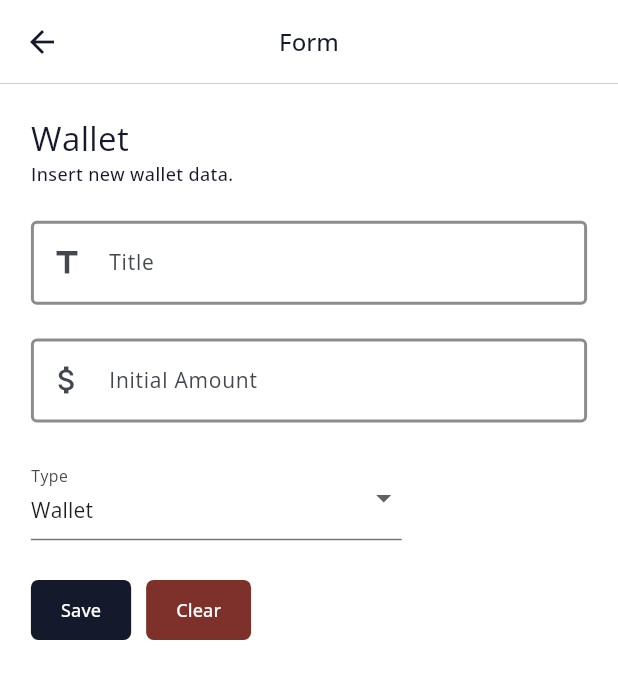
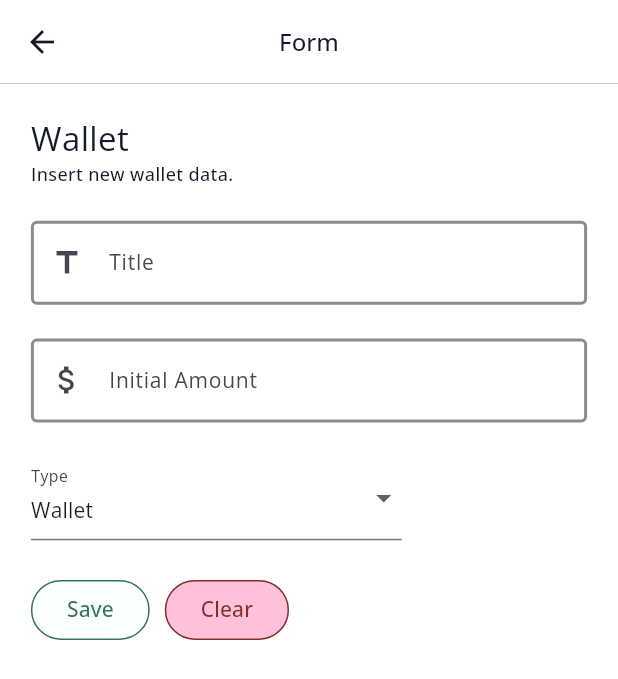
Before and after one commit to andrr64/KeuanganKu-Pro, a Flutter app: the screen it shows after launch, after a tap on "Add Wallet", on a phone screen of 412 x 824 dp. Shown: the top 679 px of the screen. Run offline on Flutter 3.47's test engine with Material 3 defaults, Android fonts, the phone set to English and light mode, and no system bars; our stand-ins replace fl_chart, fluentui_system_icons, flutter_riverpod, hooks_riverpod, quickalert, sqflite; accounts and stored records are empty.

Commit message:
add new button: KOutlinedButton

```diff
--- a/lib/frontend/app/forms/wallet_form.dart
+++ b/lib/frontend/app/forms/wallet_form.dart
@@ -2,6 +2,7 @@ import 'package:flutter/material.dart';
 import 'package:keuanganku/backend/database/model/income.dart';
 import 'package:keuanganku/backend/database/model/wallet.dart';
 import 'package:keuanganku/frontend/components/buttons/k_button.dart';
+import 'package:keuanganku/frontend/components/buttons/kbutton_outlined.dart';
 import 'package:keuanganku/frontend/components/form/k_dropdown.dart';
 import 'package:keuanganku/frontend/components/form/k_numfield.dart';
 import 'package:keuanganku/frontend/components/form/k_textfield.dart';
@@ -49,18 +50,18 @@ class _WalletFormState extends State<WalletForm> {
         type: _walletType.type,
         total_income: initAmount,
       );
-      newWallet.insert().then((_){
+      newWallet.insert().then((_) {
         final newIncome = DBModelIncome(
-          wallet_id: newWallet.id,
-          title: 'Wallet Init',
-          amount: initAmount,
-          category_id: 1,
-          description: 'Wallet Initialization',
-          datetime: DateTime.now().toIso8601String()
-        );
-        newIncome.insert().then((_)async {
+            wallet_id: newWallet.id,
+            title: 'Wallet Init',
+            amount: initAmount,
+            category_id: 1,
+            description: 'Wallet Initialization',
+            datetime: DateTime.now().toIso8601String());
+        newIncome.insert().then((_) async {
           widget.callbackWhenDataSaved(newWallet);
-          QuickAlert.show(context: context, type: QuickAlertType.success).then((_) => closePage(context));
+          QuickAlert.show(context: context, type: QuickAlertType.success)
+              .then((_) => closePage(context));
         });
       });
     }
@@ -71,7 +72,7 @@ class _WalletFormState extends State<WalletForm> {
     _initialAmountController.clear();
   }
 
-  List<Widget> _buildFormFields(BuildContext context) {
+  List<Widget> fields(BuildContext context) {
     return [
       dummyHeight(22.5),
       kTextField(
@@ -117,7 +118,7 @@ class _WalletFormState extends State<WalletForm> {
     ];
   }
 
-  Widget _buildForm(BuildContext context) {
+  Widget form(BuildContext context) {
     return Form(
       key: _formKey,
       child: Column(
@@ -126,21 +127,18 @@ class _WalletFormState extends State<WalletForm> {
           kText(context, 'Wallet', KTStyle.title, KTSType.large),
           kText(context, 'Insert new wallet data.', KTStyle.label,
               KTSType.medium),
-          ..._buildFormFields(context),
+          ...fields(context),
           Row(
             children: [
-              k_button(
-                context,
-                text: 'Save',
-                () => handleSave(context),
-              ),
+              KOutlinedButton(
+                  onPressed: () => handleSave(context),
+                  color: const Color(0xff377550),
+                  text: 'Save'),
               dummyWidth(10),
-              k_button(
-                context,
-                mainColor: BaseColor.old_red.color,
-                text: 'Clear',
-                handleClear,
-              ),
+              KOutlinedButton(
+                  onPressed: () => handleSave(context),
+                  color: BaseColor.old_red.color,
+                  text: 'Clear'),
             ],
           ),
         ],
@@ -157,8 +155,10 @@ class _WalletFormState extends State<WalletForm> {
       ),
       body: SingleChildScrollView(
         padding: EdgeInsets.symmetric(
-            vertical: vh(context, 2.5), horizontal: vw(context, 5)),
-        child: _buildForm(context),
+          vertical: vh(context, 2.5),
+          horizontal: vw(context, 5)
+        ),
+        child: form(context),
       ),
     );
   }
--- /dev/null
+++ b/lib/frontend/components/buttons/kbutton_outlined.dart
@@ -0,0 +1,63 @@
+import 'package:flutter/material.dart';
+import 'package:keuanganku/frontend/utility/k_color.dart';
+
+class KButtonColor {
+  Color backgroundColor;
+  Color foregroundColor;
+
+  KButtonColor({
+    required this.backgroundColor,
+    required this.foregroundColor
+  });
+
+  static Color transformColor(Color color, [int brightnessIncrement = 0x09]) {
+    int newR = (color.red + 0xBB + brightnessIncrement).clamp(0, 255);
+    int newG = (color.green + 0x87 + brightnessIncrement).clamp(0, 255);
+    int newB = (color.blue + 0xA6 + brightnessIncrement).clamp(0, 255);
+
+    return Color.fromARGB(color.alpha, newR, newG, newB);
+  }
+
+  static KButtonColor createFromColor(Color foregroundColor){
+    return KButtonColor(
+      backgroundColor: transformColor(foregroundColor),
+      foregroundColor: foregroundColor
+    );
+  }
+}
+
+OutlinedButton KOutlinedButton({
+  required void Function() onPressed,
+  required String text,
+  Color? color,
+  Icon? icon
+}){
+  KButtonColor button_color;
+  if (color != null) {
+    button_color  = KButtonColor.createFromColor(color);
+  } else {
+    button_color = KButtonColor(backgroundColor: Colors.white, foregroundColor: FontColor.black.color);
+  }
+
+  ButtonStyle style = OutlinedButton.styleFrom(
+      backgroundColor: button_color.backgroundColor,
+      foregroundColor: button_color.foregroundColor,
+      side: BorderSide(
+        color: button_color.foregroundColor
+      )
+    );
+
+  if (icon != null){
+    return OutlinedButton.icon(
+      onPressed: onPressed,
+      label: Text(text),
+      icon: icon,
+      style: style,
+    );
+  }
+  return OutlinedButton(
+    onPressed: onPressed,
+    style: style,
+    child: Text(text),
+  );
+}
```
Also changed, not shown: lib/frontend/app/forms/expense_form.dart (+13 -7 lines), lib/frontend/app/forms/income_form.dart (+19 -17 lines).
